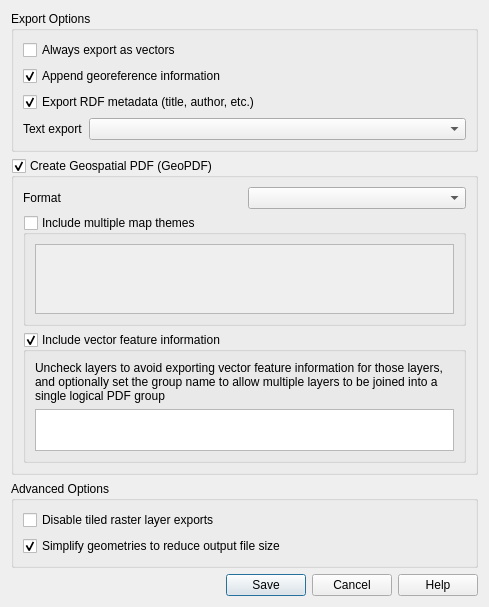
Old version of the form src/ui/layout/qgspdfexportoptions.ui in the repository qgis/QGIS.
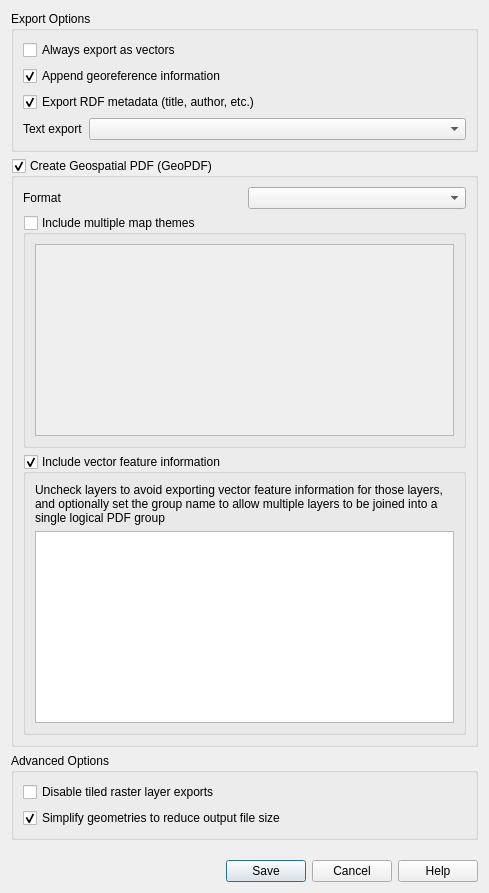
New version of the form. Custom widgets are drawn as their Qt base class.

Commit message: [layout] Fix PDF epxort dialog vertical widget distribution

Patch:
```diff
--- a/src/ui/layout/qgspdfexportoptions.ui
+++ b/src/ui/layout/qgspdfexportoptions.ui
@@ -77,6 +77,12 @@
      <layout class="QVBoxLayout" name="verticalLayout_2">
       <item>
        <widget class="QStackedWidget" name="mGeoPDFOptionsStackedWidget">
+        <property name="sizePolicy">
+         <sizepolicy hsizetype="Preferred" vsizetype="Fixed">
+          <horstretch>0</horstretch>
+          <verstretch>0</verstretch>
+         </sizepolicy>
+        </property>
         <property name="currentIndex">
          <number>1</number>
         </property>
@@ -213,6 +219,22 @@
      </layout>
     </widget>
    </item>
+   <item>
+    <spacer name="horizontalSpacer">
+     <property name="orientation">
+      <enum>Qt::Vertical</enum>
+     </property>
+     <property name="sizeType">
+      <enum>QSizePolicy::Expanding</enum>
+     </property>
+     <property name="sizeHint" stdset="0">
+      <size>
+       <width>6</width>
+       <height>2</height>
+      </size>
+     </property>
+    </spacer>
+   </item>
    <item>
     <widget class="QDialogButtonBox" name="buttonBox">
      <property name="orientation">
```
